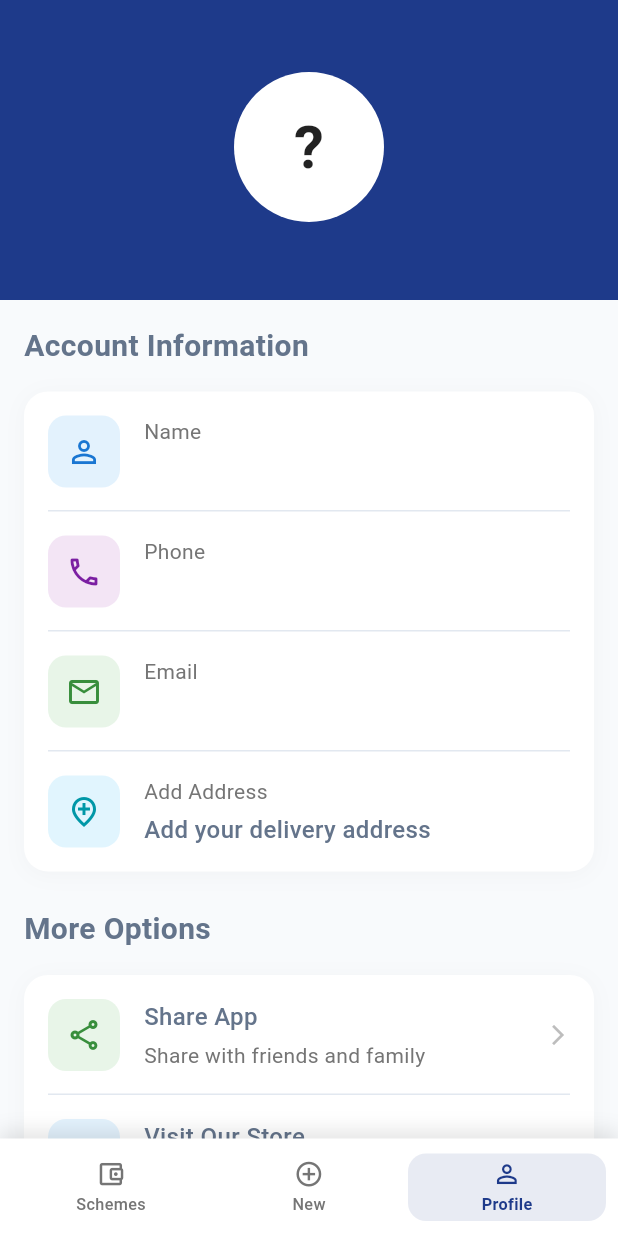
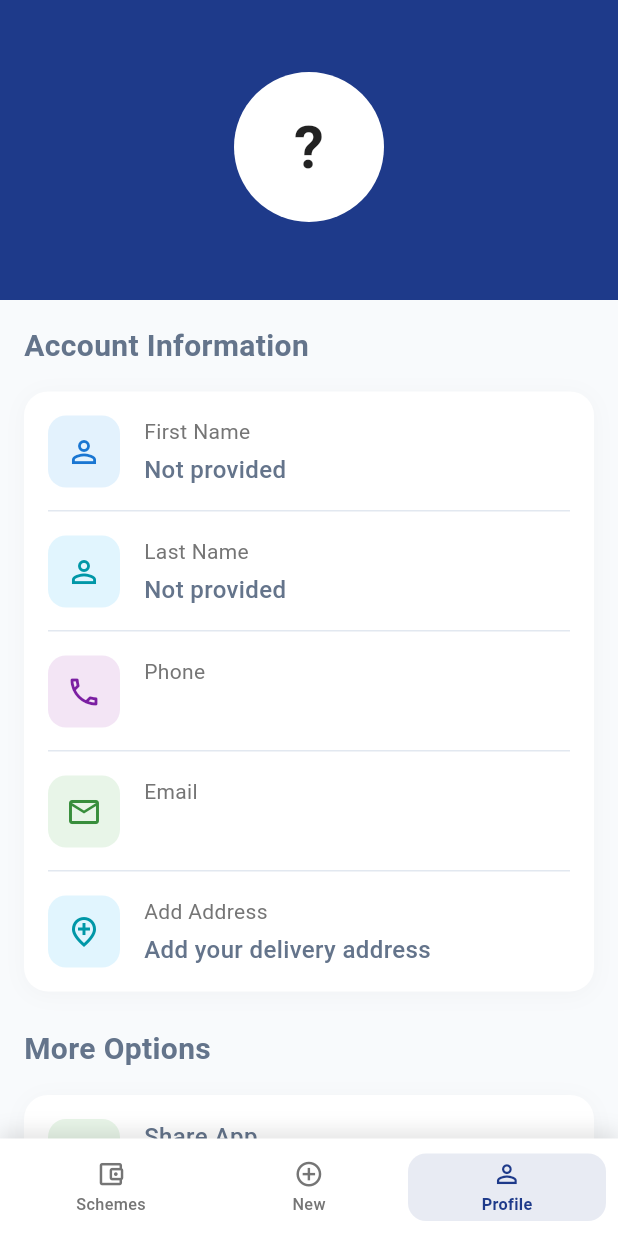
Before and after one commit to hjvnb786/hassanjewellers, a Flutter app: the HomeScreen screen opened directly, item 3 of the bottom bar chosen, on a phone screen of 412 x 824 dp. Run offline on Flutter 3.47's test engine with Material 3 defaults, Android fonts, the phone set to English and light mode, and no system bars; our stand-ins replace cloud_firestore, firebase_auth, firebase_core, share_plus, shared_preferences, shimmer and 1 more; missing offline and left inert: ntp; accounts and stored records are empty.

Commit message:
Update profile page: Replace single name card with separate firstName and lastName cards

```diff
--- a/lib/Screens/account_screen.dart
+++ b/lib/Screens/account_screen.dart
@@ -14,11 +14,15 @@ class AccountScreen extends StatefulWidget {
     required this.name,
     required this.phone,
     required this.email,
+    required this.firstName,
+    required this.lastName,
   });
 
   final String name;
   final String phone;
   final String email;
+  final String firstName;
+  final String lastName;
 
   @override
   State<AccountScreen> createState() => _AccountScreenState();
@@ -229,8 +233,14 @@ class _AccountScreenState extends State<AccountScreen> {
                       children: [
                         _buildInfoCard(
                           icon: Icons.person_outline,
-                          title: 'Name',
-                          content: widget.name,
+                          title: 'First Name',
+                          content: widget.firstName.isNotEmpty ? widget.firstName : 'Not provided',
+                        ),
+                        const Divider(height: 0, indent: 16, endIndent: 16),
+                        _buildInfoCard(
+                          icon: Icons.person_outline,
+                          title: 'Last Name',
+                          content: widget.lastName.isNotEmpty ? widget.lastName : 'Not provided',
                         ),
                         const Divider(height: 0, indent: 16, endIndent: 16),
                         _buildInfoCard(
@@ -516,8 +526,10 @@ class _AccountScreenState extends State<AccountScreen> {
     // Define different light colors for each icon based on title
     Color getIconColor(String title) {
       switch (title.toLowerCase()) {
-        case 'name':
+        case 'first name':
           return const Color(0xFFE3F2FD); // Light blue
+        case 'last name':
+          return const Color(0xFFE1F5FE); // Light cyan
         case 'phone':
           return const Color(0xFFF3E5F5); // Light purple
         case 'email':
@@ -529,8 +541,10 @@ class _AccountScreenState extends State<AccountScreen> {
 
     Color getIconTintColor(String title) {
       switch (title.toLowerCase()) {
-        case 'name':
+        case 'first name':
           return const Color(0xFF1976D2); // Blue
+        case 'last name':
+          return const Color(0xFF0097A7); // Cyan
         case 'phone':
           return const Color(0xFF7B1FA2); // Purple
         case 'email':
--- a/lib/Screens/home_screen.dart
+++ b/lib/Screens/home_screen.dart
@@ -21,6 +21,8 @@ class _HomeScreenState extends State<HomeScreen> {
   String customerName = "";
   String customerPhone = "";
   String customerEmail = "";
+  String customerFirstName = "";
+  String customerLastName = "";
 
   @override
   void initState() {
@@ -33,6 +35,8 @@ class _HomeScreenState extends State<HomeScreen> {
           customerName = data["name"] ?? "";
           customerPhone = data["phone"] ?? "";
           customerEmail = data["email"] ?? "";
+          customerFirstName = data["firstName"] ?? "";
+          customerLastName = data["lastName"] ?? "";
         });
       }
     });
@@ -49,7 +53,13 @@ class _HomeScreenState extends State<HomeScreen> {
         },
       ),
       const JoinNewSchemeScreen(),
-      AccountScreen(name: customerName, phone: customerPhone, email: customerEmail),
+      AccountScreen(
+        name: customerName,
+        phone: customerPhone,
+        email: customerEmail,
+        firstName: customerFirstName,
+        lastName: customerLastName,
+      ),
     ];
 
     return Scaffold(
```
